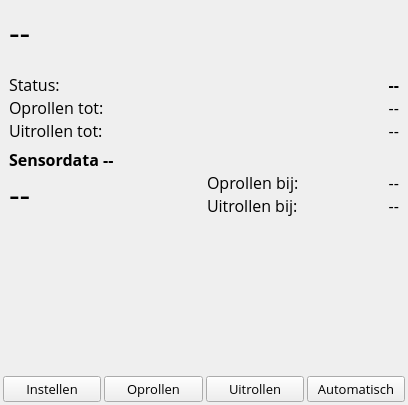
Above: centrale/widget.ui from elwint/-rolluik-domotica before the change. Below: the same form after it.
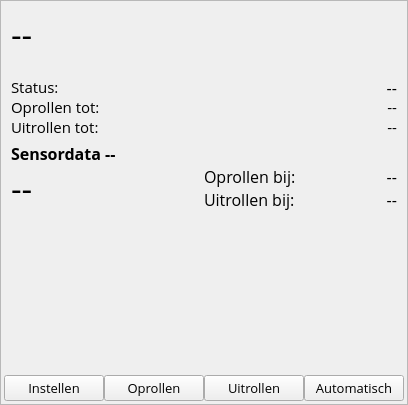
That is the form after the change.

Commit message: Adds stylesheet; Various .ui changes to allow styling

The edit to the form file:
```diff
--- a/centrale/widget.ui
+++ b/centrale/widget.ui
@@ -54,7 +54,37 @@
     <number>0</number>
    </property>
    <item>
+    <widget class="QFrame" name="arduinoWidget">
+     <property name="frameShape">
+      <enum>QFrame::StyledPanel</enum>
+     </property>
+     <property name="frameShadow">
+      <enum>QFrame::Raised</enum>
+     </property>
+     <layout class="QVBoxLayout" name="verticalLayout_2">
+      <property name="spacing">
+       <number>0</number>
+      </property>
+      <property name="leftMargin">
+       <number>0</number>
+      </property>
+      <property name="topMargin">
+       <number>0</number>
+      </property>
+      <property name="rightMargin">
+       <number>0</number>
+      </property>
+      <property name="bottomMargin">
+       <number>0</number>
+      </property>
+      <item>
     <widget class="QFrame" name="frmTitle">
+        <property name="sizePolicy">
+         <sizepolicy hsizetype="Preferred" vsizetype="Fixed">
+          <horstretch>0</horstretch>
+          <verstretch>0</verstretch>
+         </sizepolicy>
+        </property>
      <property name="minimumSize">
       <size>
        <width>0</width>
@@ -68,7 +98,22 @@
       </size>
      </property>
      <layout class="QGridLayout" name="gridLayout">
-      <item row="0" column="0">
+         <property name="leftMargin">
+          <number>10</number>
+         </property>
+         <property name="topMargin">
+          <number>10</number>
+         </property>
+         <property name="rightMargin">
+          <number>10</number>
+         </property>
+         <property name="bottomMargin">
+          <number>10</number>
+         </property>
+         <property name="spacing">
+          <number>0</number>
+         </property>
+         <item row="0" column="1">
        <widget class="QLabel" name="lblPort">
         <property name="font">
          <font>
@@ -93,6 +138,21 @@
       </size>
      </property>
      <layout class="QGridLayout" name="gridLayout_3">
+         <property name="leftMargin">
+          <number>10</number>
+         </property>
+         <property name="topMargin">
+          <number>10</number>
+         </property>
+         <property name="rightMargin">
+          <number>10</number>
+         </property>
+         <property name="bottomMargin">
+          <number>10</number>
+         </property>
+         <property name="spacing">
+          <number>5</number>
+         </property>
       <item row="1" column="0">
        <widget class="QFrame" name="frmSensor">
         <property name="frameShadow">
@@ -117,6 +177,9 @@
          <item row="1" column="0">
           <widget class="QFrame" name="frmSensorDetails">
            <layout class="QHBoxLayout" name="horizontalLayout_2">
+               <property name="spacing">
+                <number>0</number>
+               </property>
             <property name="leftMargin">
              <number>0</number>
             </property>
@@ -144,12 +207,9 @@
                <property name="bottomMargin">
                 <number>0</number>
                </property>
-               <property name="horizontalSpacing">
+                  <property name="spacing">
                 <number>0</number>
                </property>
-               <property name="verticalSpacing">
-                <number>3</number>
-               </property>
                <item row="1" column="0">
                 <widget class="QLabel" name="lblSensorData">
                  <property name="font">
@@ -185,6 +245,14 @@
                </property>
                <item row="0" column="0">
                 <widget class="QLabel" name="label_2">
+                    <property name="font">
+                     <font>
+                      <pointsize>12</pointsize>
+                     </font>
+                    </property>
+                    <property name="lineWidth">
+                     <number>0</number>
+                    </property>
                  <property name="text">
                   <string>Oprollen bij:</string>
                  </property>
@@ -192,6 +260,14 @@
                </item>
                <item row="1" column="0">
                 <widget class="QLabel" name="label_4">
+                    <property name="font">
+                     <font>
+                      <pointsize>12</pointsize>
+                     </font>
+                    </property>
+                    <property name="lineWidth">
+                     <number>0</number>
+                    </property>
                  <property name="text">
                   <string>Uitrollen bij:</string>
                  </property>
@@ -199,6 +275,14 @@
                </item>
                <item row="1" column="1">
                 <widget class="QLabel" name="lblSensorUitrollen">
+                    <property name="font">
+                     <font>
+                      <pointsize>12</pointsize>
+                     </font>
+                    </property>
+                    <property name="lineWidth">
+                     <number>0</number>
+                    </property>
                  <property name="text">
                   <string>--</string>
                  </property>
@@ -209,9 +293,17 @@
                </item>
                <item row="0" column="1">
                 <widget class="QLabel" name="lblSensorOprollen">
+                    <property name="font">
+                     <font>
+                      <pointsize>12</pointsize>
+                     </font>
+                    </property>
                  <property name="layoutDirection">
                   <enum>Qt::LeftToRight</enum>
                  </property>
+                    <property name="lineWidth">
+                     <number>0</number>
+                    </property>
                  <property name="text">
                   <string>--</string>
                  </property>
@@ -230,10 +322,14 @@
           <widget class="QLabel" name="lblSensor">
            <property name="font">
             <font>
+                <pointsize>12</pointsize>
              <weight>75</weight>
              <bold>true</bold>
             </font>
            </property>
+              <property name="lineWidth">
+               <number>0</number>
+              </property>
            <property name="text">
             <string>Sensordata --</string>
            </property>
@@ -308,6 +404,29 @@
          </property>
          <item row="0" column="0">
           <widget class="QLabel" name="label">
+              <property name="sizePolicy">
+               <sizepolicy hsizetype="Fixed" vsizetype="Fixed">
+                <horstretch>0</horstretch>
+                <verstretch>0</verstretch>
+               </sizepolicy>
+              </property>
+              <property name="minimumSize">
+               <size>
+                <width>100</width>
+                <height>20</height>
+               </size>
+              </property>
+              <property name="maximumSize">
+               <size>
+                <width>16777215</width>
+                <height>20</height>
+               </size>
+              </property>
+              <property name="font">
+               <font>
+                <pointsize>11</pointsize>
+               </font>
+              </property>
            <property name="text">
             <string>Status:</string>
            </property>
@@ -315,11 +434,29 @@
          </item>
          <item row="0" column="1">
           <widget class="QLabel" name="lblStatus">
+              <property name="sizePolicy">
+               <sizepolicy hsizetype="Preferred" vsizetype="Fixed">
+                <horstretch>0</horstretch>
+                <verstretch>0</verstretch>
+               </sizepolicy>
+              </property>
+              <property name="minimumSize">
+               <size>
+                <width>0</width>
+                <height>20</height>
+               </size>
+              </property>
+              <property name="maximumSize">
+               <size>
+                <width>16777215</width>
+                <height>20</height>
+               </size>
+              </property>
            <property name="font">
             <font>
              <pointsize>12</pointsize>
-             <weight>75</weight>
-             <bold>true</bold>
+                <weight>50</weight>
+                <bold>false</bold>
             </font>
            </property>
            <property name="text">
@@ -332,6 +469,29 @@
          </item>
          <item row="1" column="0">
           <widget class="QLabel" name="label_3">
+              <property name="sizePolicy">
+               <sizepolicy hsizetype="Fixed" vsizetype="Fixed">
+                <horstretch>0</horstretch>
+                <verstretch>0</verstretch>
+               </sizepolicy>
+              </property>
+              <property name="minimumSize">
+               <size>
+                <width>100</width>
+                <height>20</height>
+               </size>
+              </property>
+              <property name="maximumSize">
+               <size>
+                <width>16777215</width>
+                <height>20</height>
+               </size>
+              </property>
+              <property name="font">
+               <font>
+                <pointsize>11</pointsize>
+               </font>
+              </property>
            <property name="text">
             <string>Oprollen tot:</string>
            </property>
@@ -339,6 +499,29 @@
          </item>
          <item row="1" column="1">
           <widget class="QLabel" name="lblOprollen">
+              <property name="sizePolicy">
+               <sizepolicy hsizetype="Preferred" vsizetype="Fixed">
+                <horstretch>0</horstretch>
+                <verstretch>0</verstretch>
+               </sizepolicy>
+              </property>
+              <property name="minimumSize">
+               <size>
+                <width>0</width>
+                <height>20</height>
+               </size>
+              </property>
+              <property name="maximumSize">
+               <size>
+                <width>16777215</width>
+                <height>20</height>
+               </size>
+              </property>
+              <property name="font">
+               <font>
+                <pointsize>11</pointsize>
+               </font>
+              </property>
            <property name="text">
             <string>--</string>
            </property>
@@ -349,6 +532,29 @@
          </item>
          <item row="2" column="0">
           <widget class="QLabel" name="label_5">
+              <property name="sizePolicy">
+               <sizepolicy hsizetype="Fixed" vsizetype="Fixed">
+                <horstretch>0</horstretch>
+                <verstretch>0</verstretch>
+               </sizepolicy>
+              </property>
+              <property name="minimumSize">
+               <size>
+                <width>100</width>
+                <height>20</height>
+               </size>
+              </property>
+              <property name="maximumSize">
+               <size>
+                <width>16777215</width>
+                <height>20</height>
+               </size>
+              </property>
+              <property name="font">
+               <font>
+                <pointsize>11</pointsize>
+               </font>
+              </property>
            <property name="text">
             <string>Uitrollen tot:</string>
            </property>
@@ -356,6 +562,29 @@
          </item>
          <item row="2" column="1">
           <widget class="QLabel" name="lblUitrollen">
+              <property name="sizePolicy">
+               <sizepolicy hsizetype="Preferred" vsizetype="Fixed">
+                <horstretch>0</horstretch>
+                <verstretch>0</verstretch>
+               </sizepolicy>
+              </property>
+              <property name="minimumSize">
+               <size>
+                <width>0</width>
+                <height>20</height>
+               </size>
+              </property>
+              <property name="maximumSize">
+               <size>
+                <width>16777215</width>
+                <height>20</height>
+               </size>
+              </property>
+              <property name="font">
+               <font>
+                <pointsize>11</pointsize>
+               </font>
+              </property>
            <property name="text">
             <string>--</string>
            </property>
@@ -398,13 +627,13 @@
      </property>
      <layout class="QHBoxLayout" name="horizontalLayout">
       <property name="spacing">
-       <number>3</number>
+          <number>0</number>
       </property>
       <property name="leftMargin">
        <number>3</number>
       </property>
       <property name="topMargin">
-       <number>3</number>
+          <number>0</number>
       </property>
       <property name="rightMargin">
        <number>3</number>
@@ -458,6 +687,9 @@
         <property name="text">
          <string>Automatisch</string>
         </property>
+          </widget>
+         </item>
+        </layout>
        </widget>
       </item>
      </layout>
```
Lines whose indentation alone changed are shown as unchanged. The commit also changes 2 other files.
